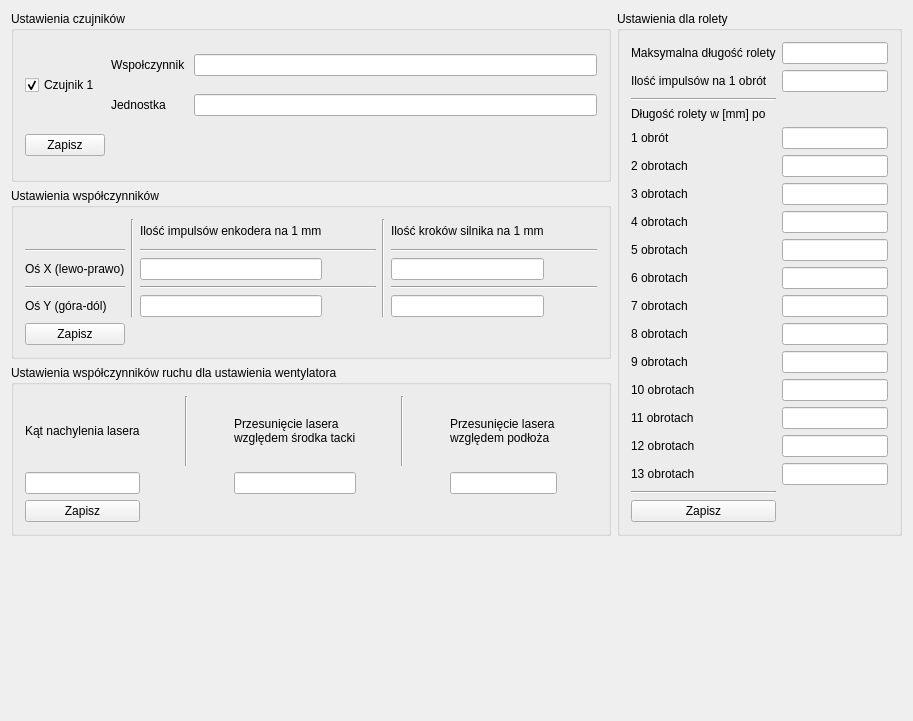
wiacekmarcin/StanowiskoOtwock, file PrzeplywomierzGUI/Serwis/mainwindow.ui: the form before one commit.
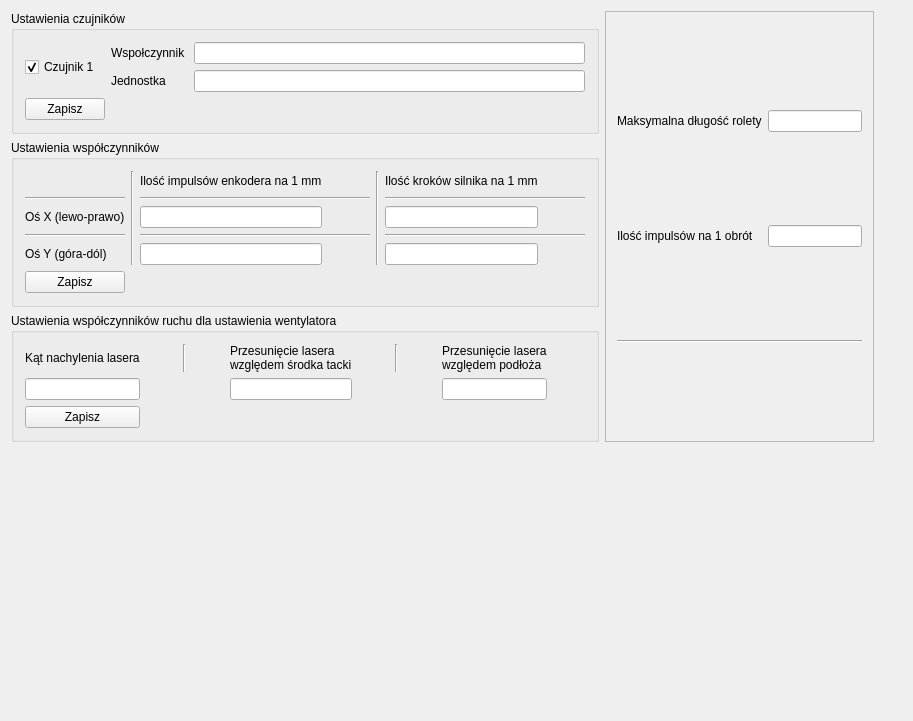
The form after the commit.

Patch:
```diff
--- a/PrzeplywomierzGUI/Serwis/mainwindow.ui
+++ b/PrzeplywomierzGUI/Serwis/mainwindow.ui
@@ -28,6 +28,66 @@
       </property>
      </spacer>
     </item>
+    <item row="0" column="0">
+     <widget class="QGroupBox" name="groupBox">
+      <property name="title">
+       <string>Ustawienia czujników</string>
+      </property>
+      <property name="flat">
+       <bool>false</bool>
+      </property>
+      <layout class="QGridLayout" name="gridLayoutCzujniki">
+       <item row="0" column="0" rowspan="2">
+        <widget class="QCheckBox" name="cbcz1">
+         <property name="text">
+          <string>Czujnik 1</string>
+         </property>
+         <property name="checked">
+          <bool>true</bool>
+         </property>
+        </widget>
+       </item>
+       <item row="0" column="1">
+        <widget class="QLabel" name="lratio1">
+         <property name="text">
+          <string>Wspołczynnik </string>
+         </property>
+        </widget>
+       </item>
+       <item row="0" column="2">
+        <widget class="QLineEdit" name="ecz1ratio">
+         <property name="text">
+          <string/>
+         </property>
+        </widget>
+       </item>
+       <item row="1" column="1">
+        <widget class="QLabel" name="lunit1">
+         <property name="text">
+          <string>Jednostka</string>
+         </property>
+        </widget>
+       </item>
+       <item row="1" column="2">
+        <widget class="QLineEdit" name="ecz1unit">
+         <property name="text">
+          <string/>
+         </property>
+         <property name="maxLength">
+          <number>10</number>
+         </property>
+        </widget>
+       </item>
+       <item row="2" column="0">
+        <widget class="QPushButton" name="pbSaveRadioCzujnik">
+         <property name="text">
+          <string>Zapisz</string>
+         </property>
+        </widget>
+       </item>
+      </layout>
+     </widget>
+    </item>
     <item row="2" column="0">
      <widget class="QGroupBox" name="groupBoxWentylator">
       <property name="title">
@@ -293,251 +353,55 @@
       </layout>
      </widget>
     </item>
-    <item row="0" column="0">
-     <widget class="QGroupBox" name="groupBox">
-      <property name="title">
-       <string>Ustawienia czujników</string>
-      </property>
-      <property name="flat">
-       <bool>false</bool>
-      </property>
-      <layout class="QGridLayout" name="gridLayoutCzujniki">
-       <item row="0" column="0" rowspan="2">
-        <widget class="QCheckBox" name="cbcz1">
-         <property name="text">
-          <string>Czujnik 1</string>
-         </property>
-         <property name="checked">
-          <bool>true</bool>
-         </property>
-        </widget>
-       </item>
-       <item row="0" column="1">
-        <widget class="QLabel" name="lratio1">
-         <property name="text">
-          <string>Wspołczynnik </string>
-         </property>
-        </widget>
-       </item>
-       <item row="0" column="2">
-        <widget class="QLineEdit" name="ecz1ratio">
-         <property name="text">
-          <string/>
-         </property>
-        </widget>
-       </item>
-       <item row="1" column="1">
-        <widget class="QLabel" name="lunit1">
-         <property name="text">
-          <string>Jednostka</string>
-         </property>
-        </widget>
-       </item>
-       <item row="1" column="2">
-        <widget class="QLineEdit" name="ecz1unit">
-         <property name="text">
-          <string/>
-         </property>
-         <property name="maxLength">
-          <number>10</number>
-         </property>
-        </widget>
-       </item>
-       <item row="2" column="0">
-        <widget class="QPushButton" name="pbSaveRadioCzujnik">
-         <property name="text">
-          <string>Zapisz</string>
-         </property>
-        </widget>
-       </item>
-      </layout>
+    <item row="0" column="2" rowspan="5">
+     <widget class="QFrame" name="frame_2">
+      <layout class="QGridLayout" name="gridLayout"/>
      </widget>
     </item>
     <item row="0" column="1" rowspan="3">
-     <widget class="QGroupBox" name="groupBox_2">
-      <property name="title">
-       <string>Ustawienia dla rolety</string>
+     <widget class="QScrollArea" name="scrollArea">
+      <property name="widgetResizable">
+       <bool>true</bool>
       </property>
-      <layout class="QGridLayout" name="gridLayout">
-       <item row="4" column="0">
-        <widget class="QLabel" name="lobrot1">
-         <property name="text">
-          <string>1 obrót</string>
-         </property>
-        </widget>
-       </item>
-       <item row="16" column="1">
-        <widget class="QLineEdit" name="RolObrot13"/>
-       </item>
-       <item row="13" column="1">
-        <widget class="QLineEdit" name="RolObrot10"/>
-       </item>
-       <item row="10" column="1">
-        <widget class="QLineEdit" name="RolObrot7"/>
-       </item>
-       <item row="5" column="0">
-        <widget class="QLabel" name="lobrot2">
-         <property name="text">
-          <string>2 obrotach</string>
-         </property>
-        </widget>
-       </item>
-       <item row="12" column="1">
-        <widget class="QLineEdit" name="RolObrot9"/>
-       </item>
-       <item row="17" column="0">
-        <widget class="Line" name="line_7">
-         <property name="orientation">
-          <enum>Qt::Horizontal</enum>
-         </property>
-        </widget>
-       </item>
-       <item row="0" column="0">
-        <widget class="QLabel" name="ldlugoscrolety">
-         <property name="text">
-          <string>Maksymalna długość rolety</string>
-         </property>
-        </widget>
-       </item>
-       <item row="7" column="1">
-        <widget class="QLineEdit" name="RolObrot4"/>
-       </item>
-       <item row="10" column="0">
-        <widget class="QLabel" name="lobrot7">
-         <property name="text">
-          <string>7 obrotach</string>
-         </property>
-        </widget>
-       </item>
-       <item row="6" column="0">
-        <widget class="QLabel" name="lobrot3">
-         <property name="text">
-          <string>3 obrotach</string>
-         </property>
-        </widget>
-       </item>
-       <item row="11" column="1">
-        <widget class="QLineEdit" name="RolObrot8"/>
-       </item>
-       <item row="1" column="1">
-        <widget class="QLineEdit" name="roletaImpObrot"/>
-       </item>
-       <item row="15" column="1">
-        <widget class="QLineEdit" name="RolObrot12"/>
-       </item>
-       <item row="11" column="0">
-        <widget class="QLabel" name="lobrot8">
-         <property name="text">
-          <string>8 obrotach</string>
-         </property>
-        </widget>
-       </item>
-       <item row="16" column="0">
-        <widget class="QLabel" name="lobrot13">
-         <property name="text">
-          <string>13 obrotach</string>
-         </property>
-        </widget>
-       </item>
-       <item row="6" column="1">
-        <widget class="QLineEdit" name="RolObrot3"/>
-       </item>
-       <item row="13" column="0">
-        <widget class="QLabel" name="lobrot10">
-         <property name="text">
-          <string>10 obrotach</string>
-         </property>
-        </widget>
-       </item>
-       <item row="8" column="0">
-        <widget class="QLabel" name="lobrot5">
-         <property name="text">
-          <string>5 obrotach</string>
-         </property>
-        </widget>
-       </item>
-       <item row="2" column="0">
-        <widget class="Line" name="line">
-         <property name="orientation">
-          <enum>Qt::Horizontal</enum>
-         </property>
-        </widget>
-       </item>
-       <item row="0" column="1">
-        <widget class="QLineEdit" name="dlugoscRolety"/>
-       </item>
-       <item row="15" column="0">
-        <widget class="QLabel" name="lobrot12">
-         <property name="text">
-          <string>12 obrotach</string>
-         </property>
-        </widget>
-       </item>
-       <item row="4" column="1">
-        <widget class="QLineEdit" name="RolObrot1"/>
-       </item>
-       <item row="12" column="0">
-        <widget class="QLabel" name="lobrot9">
-         <property name="text">
-          <string>9 obrotach</string>
-         </property>
-        </widget>
-       </item>
-       <item row="9" column="0">
-        <widget class="QLabel" name="lobrot6">
-         <property name="text">
-          <string>6 obrotach</string>
-         </property>
-        </widget>
-       </item>
-       <item row="14" column="1">
-        <widget class="QLineEdit" name="RolObrot11"/>
-       </item>
-       <item row="1" column="0">
-        <widget class="QLabel" name="limpuslyrolety">
-         <property name="text">
-          <string>Ilość impulsów na 1 obrót</string>
-         </property>
-        </widget>
-       </item>
-       <item row="14" column="0">
-        <widget class="QLabel" name="lobrot11">
-         <property name="text">
-          <string>11 obrotach</string>
-         </property>
-        </widget>
-       </item>
-       <item row="9" column="1">
-        <widget class="QLineEdit" name="RolObrot6"/>
-       </item>
-       <item row="8" column="1">
-        <widget class="QLineEdit" name="RolObrot5"/>
-       </item>
-       <item row="3" column="0" colspan="2">
-        <widget class="QLabel" name="label_4">
-         <property name="text">
-          <string>Długość rolety w [mm] po </string>
-         </property>
-        </widget>
-       </item>
-       <item row="5" column="1">
-        <widget class="QLineEdit" name="RolObrot2"/>
-       </item>
-       <item row="7" column="0">
-        <widget class="QLabel" name="lobrot4">
-         <property name="text">
-          <string>4 obrotach</string>
-         </property>
-        </widget>
-       </item>
-       <item row="18" column="0">
-        <widget class="QPushButton" name="pbRoletaSave">
-         <property name="text">
-          <string>Zapisz</string>
-         </property>
-        </widget>
-       </item>
-      </layout>
+      <widget class="QWidget" name="scrollAreaWidgetContents">
+       <property name="geometry">
+        <rect>
+         <x>0</x>
+         <y>0</y>
+         <width>369</width>
+         <height>355</height>
+        </rect>
+       </property>
+       <layout class="QGridLayout" name="gridLayout_3">
+        <item row="0" column="1">
+         <widget class="QLineEdit" name="dlugoscRolety"/>
+        </item>
+        <item row="0" column="0">
+         <widget class="QLabel" name="ldlugoscrolety">
+          <property name="text">
+           <string>Maksymalna długość rolety</string>
+          </property>
+         </widget>
+        </item>
+        <item row="1" column="0">
+         <widget class="QLabel" name="limpuslyrolety">
+          <property name="text">
+           <string>Ilość impulsów na 1 obrót</string>
+          </property>
+         </widget>
+        </item>
+        <item row="1" column="1">
+         <widget class="QLineEdit" name="roletaImpObrot"/>
+        </item>
+        <item row="2" column="0" colspan="2">
+         <widget class="Line" name="line">
+          <property name="orientation">
+           <enum>Qt::Horizontal</enum>
+          </property>
+         </widget>
+        </item>
+       </layout>
+      </widget>
      </widget>
     </item>
    </layout>
```
